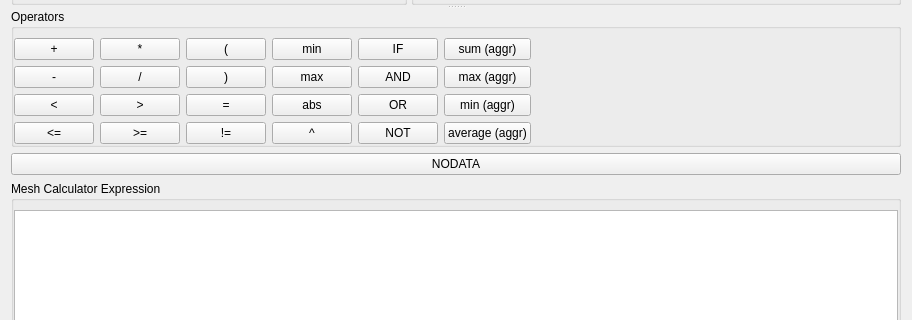
Above: src/ui/mesh/qgsmeshcalculatordialogbase.ui from carsmie/QGIS before the change; both pictures show x 0 to 912 and y 416 to 736 of the 912 by 864 pixel window. Below: the same form after it.
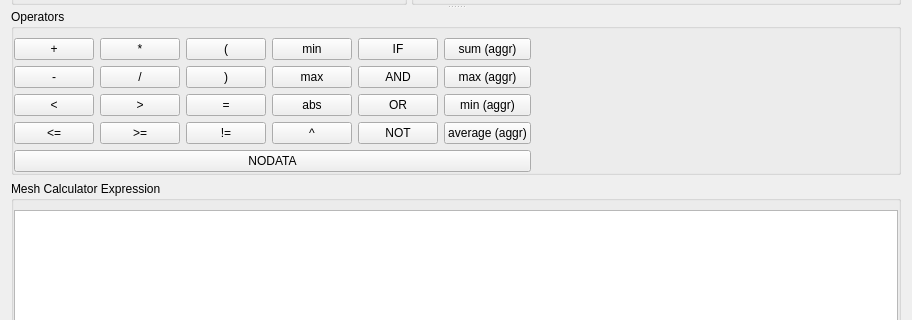
That is the form after the change. Custom widgets are drawn as their Qt base class.

Commit message: Move the NODATA button inside the Operators group to control its width

Diff of the .ui file:
```diff
--- a/src/ui/mesh/qgsmeshcalculatordialogbase.ui
+++ b/src/ui/mesh/qgsmeshcalculatordialogbase.ui
@@ -543,14 +543,14 @@
             </property>
            </widget>
           </item>
-         </layout>
-        </widget>
-       </item>
-       <item>
+          <item row="4" column="0" colspan="6">
         <widget class="QPushButton" name="mNoDataButton">
          <property name="text">
           <string>NODATA</string>
          </property>
+           </widget>
+          </item>
+         </layout>
         </widget>
        </item>
        <item>
```
Lines whose indentation alone changed are shown as unchanged.
